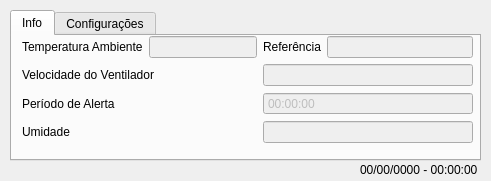
First picture: the form in ui/Chocadeira_UI.ui, repository giordano-nb/incubadora_sadi, before the edit.
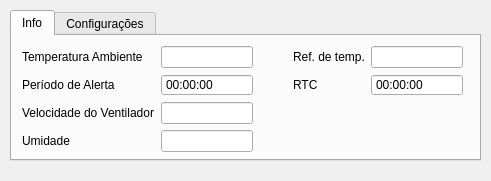
Second picture: the form after the edit. The open tabs and pages were chosen to show the change. Icons and pictures are not drawn.

Commit message: Feature(comunicação): Comunicação entre arduino e interface gráfica

```diff
--- a/ui/Chocadeira_UI.ui
+++ b/ui/Chocadeira_UI.ui
@@ -22,6 +22,12 @@
     <height>181</height>
    </size>
   </property>
+  <property name="maximumSize">
+   <size>
+    <width>491</width>
+    <height>181</height>
+   </size>
+  </property>
   <property name="windowTitle">
    <string>Chocadeira</string>
   </property>
@@ -29,19 +35,6 @@
    <iconset>
     <normaloff>icon.png</normaloff>icon.png</iconset>
   </property>
-  <widget class="QLabel" name="dataHoraSideBar">
-   <property name="geometry">
-    <rect>
-     <x>360</x>
-     <y>160</y>
-     <width>121</width>
-     <height>20</height>
-    </rect>
-   </property>
-   <property name="text">
-    <string>00/00/0000 - 00:00:00</string>
-   </property>
-  </widget>
   <widget class="QTabWidget" name="tabWidget">
    <property name="geometry">
     <rect>
@@ -65,47 +58,122 @@
      <property name="geometry">
       <rect>
        <x>10</x>
-       <y>0</y>
-       <width>451</width>
-       <height>121</height>
+       <y>10</y>
+       <width>441</width>
+       <height>126</height>
       </rect>
      </property>
-     <layout class="QFormLayout" name="formLayout">
+     <layout class="QGridLayout" name="gridLayout">
+      <item row="1" column="4">
+       <widget class="QTimeEdit" name="rtcTime">
+        <property name="enabled">
+         <bool>true</bool>
+        </property>
+        <property name="sizePolicy">
+         <sizepolicy hsizetype="Minimum" vsizetype="Fixed">
+          <horstretch>0</horstretch>
+          <verstretch>0</verstretch>
+         </sizepolicy>
+        </property>
+        <property name="readOnly">
+         <bool>true</bool>
+        </property>
+        <property name="buttonSymbols">
+         <enum>QAbstractSpinBox::NoButtons</enum>
+        </property>
+        <property name="displayFormat">
+         <string>HH:mm:ss</string>
+        </property>
+       </widget>
+      </item>
+      <item row="1" column="3">
+       <widget class="QLabel" name="label_6">
+        <property name="text">
+         <string>RTC</string>
+        </property>
+       </widget>
+      </item>
+      <item row="0" column="2">
+       <spacer name="horizontalSpacer_2">
+        <property name="orientation">
+         <enum>Qt::Horizontal</enum>
+        </property>
+        <property name="sizeHint" stdset="0">
+         <size>
+          <width>50</width>
+          <height>20</height>
+         </size>
+        </property>
+       </spacer>
+      </item>
+      <item row="0" column="0">
+       <widget class="QLabel" name="label_5">
+        <property name="text">
+         <string>Temperatura Ambiente</string>
+        </property>
+       </widget>
+      </item>
+      <item row="0" column="1">
+       <widget class="QLineEdit" name="tempAmbInfo">
+        <property name="enabled">
+         <bool>true</bool>
+        </property>
+        <property name="acceptDrops">
+         <bool>true</bool>
+        </property>
+        <property name="autoFillBackground">
+         <bool>false</bool>
+        </property>
+        <property name="readOnly">
+         <bool>true</bool>
+        </property>
+       </widget>
+      </item>
+      <item row="0" column="3">
+       <widget class="QLabel" name="label">
+        <property name="text">
+         <string>Ref. de temp.</string>
+        </property>
+       </widget>
+      </item>
+      <item row="0" column="4">
+       <widget class="QLineEdit" name="tempRefInfo">
+        <property name="enabled">
+         <bool>true</bool>
+        </property>
+        <property name="readOnly">
+         <bool>true</bool>
+        </property>
+       </widget>
+      </item>
       <item row="1" column="0">
-       <layout class="QFormLayout" name="formLayout_1">
-        <item row="1" column="0">
-         <widget class="QLabel" name="label">
-          <property name="text">
-           <string>Temperatura Ambiente</string>
-          </property>
-         </widget>
-        </item>
-        <item row="1" column="1">
-         <widget class="QLineEdit" name="tempAmbInfo">
-          <property name="enabled">
-           <bool>false</bool>
-          </property>
-         </widget>
-        </item>
-       </layout>
+       <widget class="QLabel" name="label_3">
+        <property name="text">
+         <string>Período de Alerta</string>
+        </property>
+       </widget>
       </item>
       <item row="1" column="1">
-       <layout class="QFormLayout" name="formLayout_2">
-        <item row="1" column="0">
-         <widget class="QLabel" name="label">
-          <property name="text">
-           <string>Referência</string>
-          </property>
-         </widget>
-        </item>
-        <item row="1" column="1">
-         <widget class="QLineEdit" name="tempRefInfo">
-          <property name="enabled">
-           <bool>false</bool>
-          </property>
-         </widget>
-        </item>
-       </layout>
+       <widget class="QTimeEdit" name="periodoAlertaInfo">
+        <property name="enabled">
+         <bool>true</bool>
+        </property>
+        <property name="sizePolicy">
+         <sizepolicy hsizetype="Minimum" vsizetype="Fixed">
+          <horstretch>0</horstretch>
+          <verstretch>0</verstretch>
+         </sizepolicy>
+        </property>
+        <property name="readOnly">
+         <bool>true</bool>
+        </property>
+        <property name="buttonSymbols">
+         <enum>QAbstractSpinBox::NoButtons</enum>
+        </property>
+        <property name="displayFormat">
+         <string>HH:mm:ss</string>
+        </property>
+       </widget>
       </item>
       <item row="2" column="0">
        <widget class="QLabel" name="label_2">
@@ -114,21 +182,27 @@
         </property>
        </widget>
       </item>
+      <item row="3" column="1">
+       <widget class="QLineEdit" name="umidadeInfo">
+        <property name="enabled">
+         <bool>true</bool>
+        </property>
+        <property name="readOnly">
+         <bool>true</bool>
+        </property>
+       </widget>
+      </item>
       <item row="2" column="1">
        <widget class="QLineEdit" name="FanSpeedInfo">
         <property name="enabled">
-         <bool>false</bool>
+         <bool>true</bool>
+        </property>
+        <property name="readOnly">
+         <bool>true</bool>
         </property>
        </widget>
       </item>
       <item row="3" column="0">
-       <widget class="QLabel" name="label_3">
-        <property name="text">
-         <string>Período de Alerta</string>
-        </property>
-       </widget>
-      </item>
-      <item row="4" column="0">
        <widget class="QLabel" name="label_4">
         <property name="text">
          <string>Umidade</string>
@@ -136,30 +210,30 @@
        </widget>
       </item>
       <item row="4" column="1">
-       <widget class="QLineEdit" name="umidadeInfo">
-        <property name="enabled">
-         <bool>false</bool>
+       <spacer name="horizontalSpacer_3">
+        <property name="orientation">
+         <enum>Qt::Horizontal</enum>
         </property>
-       </widget>
+        <property name="sizeHint" stdset="0">
+         <size>
+          <width>100</width>
+          <height>20</height>
+         </size>
+        </property>
+       </spacer>
       </item>
-      <item row="3" column="1">
-       <widget class="QTimeEdit" name="periodoAlertaInfo">
-        <property name="enabled">
-         <bool>false</bool>
+      <item row="4" column="4">
+       <spacer name="horizontalSpacer_4">
+        <property name="orientation">
+         <enum>Qt::Horizontal</enum>
         </property>
-        <property name="sizePolicy">
-         <sizepolicy hsizetype="Minimum" vsizetype="Fixed">
-          <horstretch>0</horstretch>
-          <verstretch>0</verstretch>
-         </sizepolicy>
+        <property name="sizeHint" stdset="0">
+         <size>
+          <width>100</width>
+          <height>20</height>
+         </size>
         </property>
-        <property name="buttonSymbols">
-         <enum>QAbstractSpinBox::NoButtons</enum>
-        </property>
-        <property name="displayFormat">
-         <string>HH:mm:ss</string>
-        </property>
-       </widget>
+       </spacer>
       </item>
      </layout>
     </widget>
```
Left out of the diff: 77 changed lines with no effect on the pictures. The commit also changes 2 other files.
